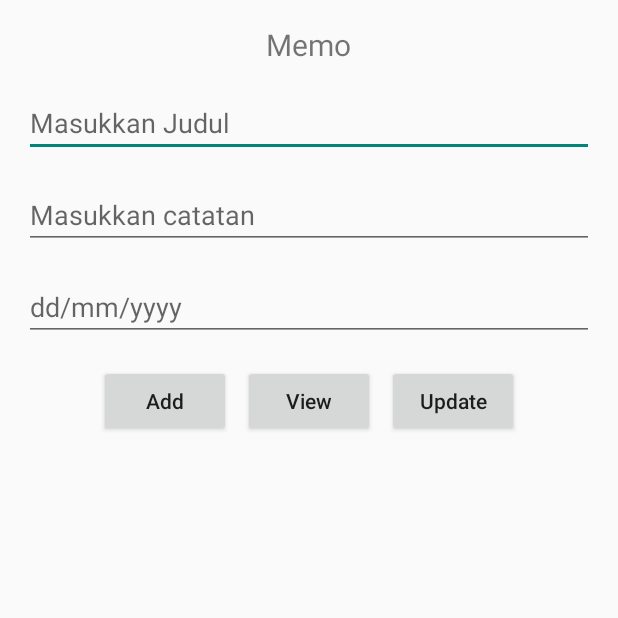
After one commit to defamf/final-project-backup, an Android app: the MainCRUD screen opened directly, with no data from a screen before it, on a phone screen of 412 x 824 dp, the top half of it. The commit adds this screen. Run offline under Robolectric (Android 15) with nearby library versions, the phone set to English and light mode, and no system bars.

```diff
--- a/app/src/main/AndroidManifest.xml
+++ b/app/src/main/AndroidManifest.xml
@@ -9,14 +9,14 @@
         android:roundIcon="@mipmap/ic_launcher_round"
         android:supportsRtl="true"
         android:theme="@style/Theme.BaruIntro">
+        <activity android:name=".MainCRUD"></activity>
         <activity android:name=".UserListActivity" />
         <activity android:name=".RegisterActivity" />
         <activity android:name=".DashboardActivity" />
         <activity
             android:name=".SplashScreen"
-            android:exported="true"/>
+            android:exported="true" />
         <activity android:name=".LoginActivity" />
-
         <activity android:name=".OnBoardingActivity">
             <intent-filter>
                 <action android:name="android.intent.action.MAIN" />
--- /dev/null
+++ b/app/src/main/java/com/example/baruintro/MainCRUD.kt
@@ -0,0 +1,143 @@
+package com.example.baruintro
+
+import androidx.appcompat.app.AppCompatActivity
+import android.os.Bundle
+import android.util.Log
+import android.widget.Button
+import android.widget.EditText
+import android.widget.Toast
+import androidx.appcompat.app.AlertDialog
+import androidx.recyclerview.widget.LinearLayoutManager
+import androidx.recyclerview.widget.RecyclerView
+import com.example.baruintro.adapter.SQLiteHelper
+import com.example.baruintro.adapter.StudentAdapter
+import com.example.baruintro.model.StudentModel
+
+class MainCRUD : AppCompatActivity() {
+    private lateinit var edName: EditText
+    private lateinit var edEmail: EditText
+    private lateinit var edDate: EditText
+    private lateinit var btnAdd: Button
+    private lateinit var btnView: Button
+    private lateinit var btnUpdate: Button
+
+    private lateinit var sqLiteHelper: SQLiteHelper
+    private lateinit var recyclerView: RecyclerView
+    private var adapter: StudentAdapter? = null
+    private var std:StudentModel? = null
+    override fun onCreate(savedInstanceState: Bundle?) {
+        super.onCreate(savedInstanceState)
+        setContentView(R.layout.activity_main_crud)
+        initView()
+        initRecyclerView()
+        sqLiteHelper = SQLiteHelper(this)
+
+        btnAdd.setOnClickListener{ addStudent() }
+        btnView.setOnClickListener{ getStudent() }
+        btnUpdate.setOnClickListener{ updateStudent()}
+
+        adapter?.setOnClickItem {
+            Toast.makeText(this, it.name, Toast.LENGTH_SHORT).show()
+            edName.setText(it.name)
+            edEmail.setText(it.email)
+            edDate.setText(it.date)
+            std = it
+        }
+
+        adapter?.setOnClickDeleteItem {
+            deleteStudent(it.id)
+        }
+    }
+
+    private fun getStudent(){
+        val stdList = sqLiteHelper.getAllStudent()
+        Log.e("pppp", "${stdList.size}")
+
+        adapter?.addItems(stdList)
+    }
+    private fun addStudent() {
+        val name = edName.text.toString()
+        val email = edEmail.text.toString()
+        val date = edDate.text.toString()
+
+        if(name.isEmpty() || email.isEmpty() ){
+            Toast.makeText(this, "Please enter requried field", Toast.LENGTH_SHORT).show()
+        } else {
+            val std = StudentModel(name =name, email = email)
+            val status = sqLiteHelper.insertStudent(std)
+            //check insert success or not success
+            if(status > -1){
+                Toast.makeText(this, "Student Added....", Toast.LENGTH_SHORT).show()
+                clearEditText()
+                getStudent()
+            } else {
+                Toast.makeText(this, "Record not saved....", Toast.LENGTH_SHORT).show()
+
+            }
+        }
+    }
+
+    private fun updateStudent(){
+        val name = edName.text.toString()
+        val email = edEmail.text.toString()
+        val date = edDate.text.toString()
+
+        if(name ==std?.name && email == std?.email){
+            Toast.makeText(this, "Record not Changed...", Toast.LENGTH_SHORT).show()
+            return
+        }
+        if (std == null) return
+
+        val std = StudentModel(id = std!!.id, name = name, email = email, date = date)
+        val status = sqLiteHelper.updateStudent(std)
+        if(status > -1){
+            clearEditText()
+            getStudent()
+        }else {
+            Toast.makeText(this, "Update failed", Toast.LENGTH_SHORT).show()
+        }
+
+    }
+
+    private fun deleteStudent(id: Int) {
+        val builder = AlertDialog.Builder(this)
+        builder.setMessage("Are you sure you want to delete item?")
+        builder.setCancelable(true)
+        builder.setPositiveButton("Yes"){dialog, _ ->
+            sqLiteHelper.deleteStudentById(id)
+            getStudent()
+            dialog.dismiss()
+        }
+        builder.setNegativeButton("No"){dialog, _ ->
+
+            dialog.dismiss()
+        }
+
+        val alert = builder.create()
+        alert.show()
+    }
+
+    private fun clearEditText(){
+        edName.setText("")
+        edEmail.setText("")
+        edDate.setText("")
+        edName.requestFocus()
+    }
+
+    private fun initRecyclerView(){
+        recyclerView.layoutManager = LinearLayoutManager(this)
+        adapter = StudentAdapter()
+        recyclerView.adapter = adapter
+    }
+
+
+    private fun initView(){
+        edName = findViewById(R.id.edName)
+        edEmail = findViewById(R.id.edEmail)
+        edDate = findViewById(R.id.edDate)
+        btnAdd = findViewById(R.id.btnAdd)
+        btnView = findViewById(R.id.btnView)
+        btnUpdate = findViewById(R.id.btnUpdate)
+        recyclerView = findViewById(R.id.recyclerView)
+    }
+}
--- a/app/src/main/java/com/example/baruintro/OnBoardingActivity.kt
+++ b/app/src/main/java/com/example/baruintro/OnBoardingActivity.kt
@@ -24,7 +24,7 @@ class OnBoardingActivity : AppCompatActivity() {
         super.onCreate(savedInstanceState)
 
         if(restorePrefData()){
-            val i=Intent(applicationContext, DashboardActivity::class.java)
+            val i=Intent(applicationContext, MainCRUD::class.java)
             startActivity(i)
             finish()
         }
@@ -52,7 +52,7 @@ class OnBoardingActivity : AppCompatActivity() {
 
             if(position == onBoardingData.size){
                 savePrefData()
-                val i=Intent(applicationContext, DashboardActivity::class.java)
+                val i=Intent(applicationContext, MainCRUD::class.java)
                 startActivity(i)
                 finishAffinity()
             }
--- /dev/null
+++ b/app/src/main/java/com/example/baruintro/adapter/StudentAdapter.kt
@@ -0,0 +1,64 @@
+package com.example.baruintro.adapter
+
+import android.view.LayoutInflater
+import android.view.View
+import android.view.ViewGroup
+import android.widget.Button
+import android.widget.TextView
+import androidx.recyclerview.widget.RecyclerView
+import com.example.baruintro.R
+import com.example.baruintro.model.StudentModel
+
+class StudentAdapter : RecyclerView.Adapter<StudentAdapter.StudentViewHolder>() {
+    private var stdList: ArrayList<StudentModel> = ArrayList()
+    private var onClickItem: ((StudentModel) -> Unit)? = null
+    private var onClickDeleteItem: ((StudentModel) -> Unit)? = null
+
+    fun addItems(items: ArrayList<StudentModel>){
+        this.stdList = items
+        notifyDataSetChanged()
+    }
+
+    fun setOnClickItem(callback: (StudentModel) -> Unit){
+        this.onClickItem = callback
+    }
+
+    fun setOnClickDeleteItem(callback: (StudentModel) -> Unit){
+        this.onClickDeleteItem = callback
+    }
+
+    override fun onCreateViewHolder(
+        parent: ViewGroup,
+        viewType: Int
+    ) = StudentViewHolder (
+        LayoutInflater.from(parent.context).inflate(R.layout.card_item, parent, false)
+    )
+
+    override fun onBindViewHolder(holder: StudentViewHolder, position: Int) {
+        val std = stdList[position]
+        holder.bindView(std)
+        holder.itemView.setOnClickListener {onClickItem?.invoke(std)}
+        holder.btnDelete.setOnClickListener{onClickDeleteItem?.invoke(std)}
+
+    }
+
+    override fun getItemCount(): Int {
+        return stdList.size
+    }
+
+    class StudentViewHolder(var view: View) : RecyclerView.ViewHolder(view){
+        private  var id = view.findViewById<TextView>(R.id.tvId)
+        private  var name = view.findViewById<TextView>(R.id.tvName)
+        private  var email = view.findViewById<TextView>(R.id.tvEmail)
+        private var date = view.findViewById<TextView>(R.id.tvDate)
+        var btnDelete = view.findViewById<Button>(R.id.btnDelete)
+
+        fun bindView(std: StudentModel){
+            id.text = std.id.toString()
+            name.text = std.name
+            email.text = std.email
+            date.text = std.date
+        }
+
+    }
+}
--- /dev/null
+++ b/app/src/main/res/layout/activity_main_crud.xml
@@ -0,0 +1,84 @@
+<?xml version="1.0" encoding="utf-8"?>
+<LinearLayout xmlns:android="http://schemas.android.com/apk/res/android"
+    xmlns:app="http://schemas.android.com/apk/res-auto"
+    xmlns:tools="http://schemas.android.com/tools"
+    android:layout_width="match_parent"
+    android:layout_height="match_parent"
+    android:orientation="vertical"
+    tools:context=".MainCRUD">
+
+    <TextView
+        android:layout_width="wrap_content"
+        android:layout_height="wrap_content"
+        android:layout_gravity="center_horizontal"
+        android:layout_marginTop="16dp"
+        android:text="Memo"
+        android:textSize="20sp"/>
+
+    <EditText
+        android:id="@+id/edName"
+        android:layout_width="match_parent"
+        android:layout_height="wrap_content"
+        android:layout_margin="16dp"
+        android:hint="Masukkan Judul"/>
+
+    <EditText
+        android:id="@+id/edEmail"
+        android:layout_width="match_parent"
+        android:layout_height="wrap_content"
+        android:layout_marginStart="16dp"
+        android:layout_marginEnd="16dp"
+        android:layout_marginBottom="16dp"
+        android:hint="Masukkan catatan"/>
+
+    <EditText
+        android:id="@+id/edDate"
+        android:layout_width="match_parent"
+        android:layout_height="wrap_content"
+        android:layout_marginStart="16dp"
+        android:layout_marginEnd="16dp"
+        android:layout_marginBottom="16dp"
+        android:inputType="date"
+        android:hint="dd/mm/yyyy"/>
+
+    <LinearLayout
+        android:layout_width="match_parent"
+        android:layout_height="wrap_content"
+        android:gravity="center">
+        <Button
+            android:id="@+id/btnAdd"
+            android:layout_width="wrap_content"
+            android:layout_height="wrap_content"
+            android:text="Add"
+            android:textAllCaps="false"/>
+        <Button
+            android:layout_marginStart="8dp"
+            android:id="@+id/btnView"
+            android:layout_width="wrap_content"
+            android:layout_height="wrap_content"
+            android:text="View"
+            android:textAllCaps="false"/>
+        <Button
+            android:layout_marginStart="8dp"
+            android:id="@+id/btnUpdate"
+            android:layout_width="wrap_content"
+            android:layout_height="wrap_content"
+            android:text="Update"
+            android:textAllCaps="false"/>
+    </LinearLayout>
+
+    <androidx.recyclerview.widget.RecyclerView
+        android:id="@+id/recyclerView"
+        android:layout_width="match_parent"
+        android:layout_height="match_parent"
+        android:layout_marginTop="16dp"/>
+
+    <EditText
+        android:id="@+id/editTextDate"
+        android:layout_width="match_parent"
+        android:layout_height="wrap_content"
+        android:ems="10"
+        android:inputType="date" />
+
+
+</LinearLayout>
```
Also changed, not shown: app/src/main/java/com/example/baruintro/adapter/SQLiteHelper.kt (added, +111 -0 lines), app/src/main/java/com/example/baruintro/model/StudentModel.kt (added, +17 -0 lines), app/src/main/res/layout/card_item.xml (added, +47 -0 lines).
